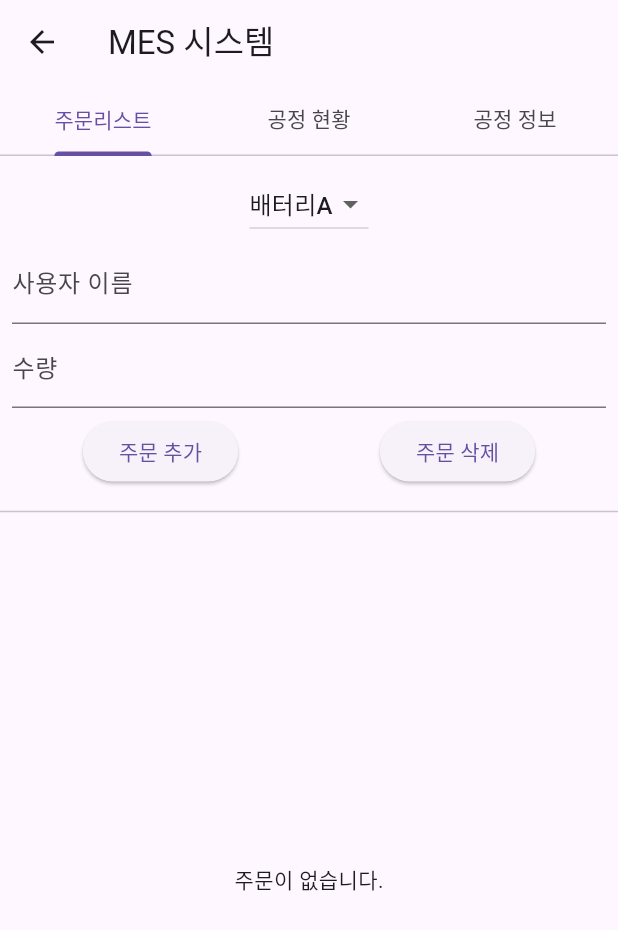
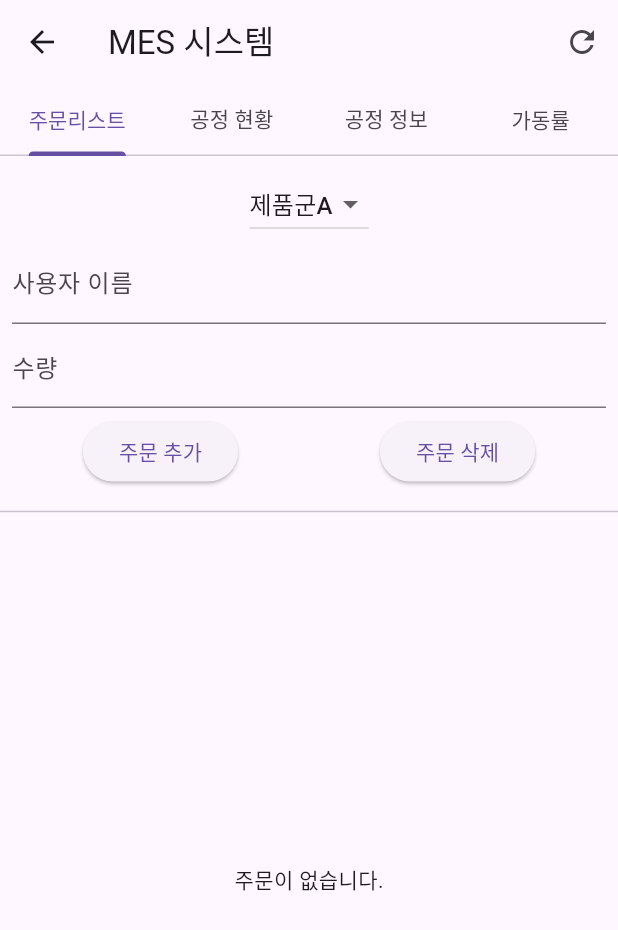
Before and after one commit to HwangOzz/vision_flutter, a Flutter app: the Orderlistpage screen opened directly, on a phone screen of 412 x 824 dp. Shown: the top 930 px of the screen. Run offline on Flutter 3.47's test engine with Material 3 defaults, Android fonts, the phone set to English and light mode, and no system bars; our stand-ins replace cloud_firestore, firebase_core, google_fonts; missing offline and left inert: flutter_mjpeg, mobile_scanner; accounts and stored records are empty.

Commit message:
3.31 시작

```diff
--- a/lib/messcreens/proccesinfotab.dart
+++ b/lib/messcreens/proccesinfotab.dart
@@ -107,3 +107,6 @@ class _ProcessInfoTabState extends State<ProcessInfoTab> {
     );
   }
 }
+
+//아마 지정된 D값마다 시간이 들어갈텐데 0일때 공정시간을 반영하지 않도록해야함.
+//공정 시간정도는 리셋해서 정보를 기입하는것도 나쁘지않을지도??
--- a/lib/messcreens/processpageview.dart
+++ b/lib/messcreens/processpageview.dart
@@ -74,3 +74,5 @@ class _ProcessSimulationPageState extends State<ProcessSimulationPage> {
     );
   }
 }
+//실제 PLC에서는 M0같은건 한번 켜지고 꺼지니까 한번 켜지면 현재 공정률에 반영하게해야함.
+//그리고 마지막에 끝나는 신호가 들어오면 다 초기화해야함.
--- a/lib/screens/developmentprocess.dart
+++ b/lib/screens/developmentprocess.dart
@@ -102,7 +102,7 @@ class _DescriptionPage extends StatelessWidget {
       child: Padding(
         padding: EdgeInsets.all(24),
         child: Text(
-          '넣어야할것들 : 1.프로젝트 설명 2.개발과정 3.간트 차트',
+          '넣어야할것들 : 1.프로젝트 설명 2.개발과정 3.간트 차트 4.공정과정설명 5.프로잭트결과',
           style: TextStyle(fontSize: 20),
           textAlign: TextAlign.center,
         ),
--- a/lib/screens/orderlistpage.dart
+++ b/lib/screens/orderlistpage.dart
@@ -1,6 +1,7 @@
 import 'package:flutter/material.dart';
 import 'package:cloud_firestore/cloud_firestore.dart';
 import 'package:vision_flutter/messcreens/proccesinfotab.dart';
+import 'package:vision_flutter/messcreens/processdetail.dart';
 import 'package:vision_flutter/messcreens/processpageview.dart';
 import 'dart:async';
 import 'package:vision_flutter/widgets/remainingtime.dart';
@@ -43,7 +44,7 @@ class _OrderlistpageState extends State<Orderlistpage> {
 
         if (started == null || product == null || quantity == null) return;
 
-        final type = product.toString().replaceAll('배터리', '');
+        final type = product.toString().replaceAll('제품군', '');
         final seconds = processTime[type]! * quantity;
         final elapsed = now.difference(started).inSeconds;
 
@@ -82,7 +83,7 @@ class _OrderlistpageState extends State<Orderlistpage> {
 
     if (name.isNotEmpty && quantity != null) {
       await orders.add({
-        'product': '배터리$_selectedProduct',
+        'product': '제품군$_selectedProduct',
         'user': name,
         'quantity': quantity,
         'status': '주문 접수됨',
@@ -100,15 +101,24 @@ class _OrderlistpageState extends State<Orderlistpage> {
   @override
   Widget build(BuildContext context) {
     return DefaultTabController(
-      length: 3,
+      length: 4,
       child: Scaffold(
         appBar: AppBar(
           title: Text('MES 시스템'),
+          actions: [
+            IconButton(
+              onPressed: () {
+                setState(() {});
+              },
+              icon: Icon(Icons.refresh),
+            ),
+          ],
           bottom: TabBar(
             tabs: <Widget>[
               Tab(text: '주문리스트'),
               Tab(text: '공정 현황'),
               Tab(text: '공정 정보'),
+              Tab(text: "가동률"),
             ],
           ),
         ),
@@ -127,7 +137,7 @@ class _OrderlistpageState extends State<Orderlistpage> {
                             ['A', 'B', 'C'].map((value) {
                               return DropdownMenuItem(
                                 value: value,
-                                child: Text('배터리$value'),
+                                child: Text('제품군$value'),
                               );
                             }).toList(),
                         onChanged: (value) {
@@ -241,7 +251,7 @@ class _OrderlistpageState extends State<Orderlistpage> {
                                                   .toDate();
                                           final type = product
                                               .toString()
-                                              .replaceAll('배터리', '');
+                                              .replaceAll('제품군', '');
                                           final totalSeconds =
                                               ((processTime[type] ?? 0) *
                                                       quantity)
@@ -258,7 +268,7 @@ class _OrderlistpageState extends State<Orderlistpage> {
                                         builder: (context) {
                                           final type = product
                                               .toString()
-                                              .replaceAll('배터리', '');
+                                              .replaceAll('제품군', '');
                                           final totalSeconds =
                                               ((processTime[type] ?? 0) *
                                                       quantity)
@@ -282,6 +292,7 @@ class _OrderlistpageState extends State<Orderlistpage> {
             ),
             ProcessSimulationPage(), // 두 번째 탭 화면
             ProcessInfoTab(), //세 번째 탭 화면
+            Processdetail(), //네 번째 탭 화면
           ],
         ),
       ),
--- a/pubspec.yaml
+++ b/pubspec.yaml
@@ -41,6 +41,7 @@ dependencies:
   flutter_mjpeg: ^2.0.0
   google_fonts: ^4.0.4
   mobile_scanner: ^6.0.7
+  fl_chart: ^0.70.2
 
 dev_dependencies:
   flutter_test:
```
Also changed, not shown: lib/messcreens/processdetail.dart (added, +55 -0 lines), lib/widgets/processcircle.dart (added, +42 -0 lines), pubspec.lock.
